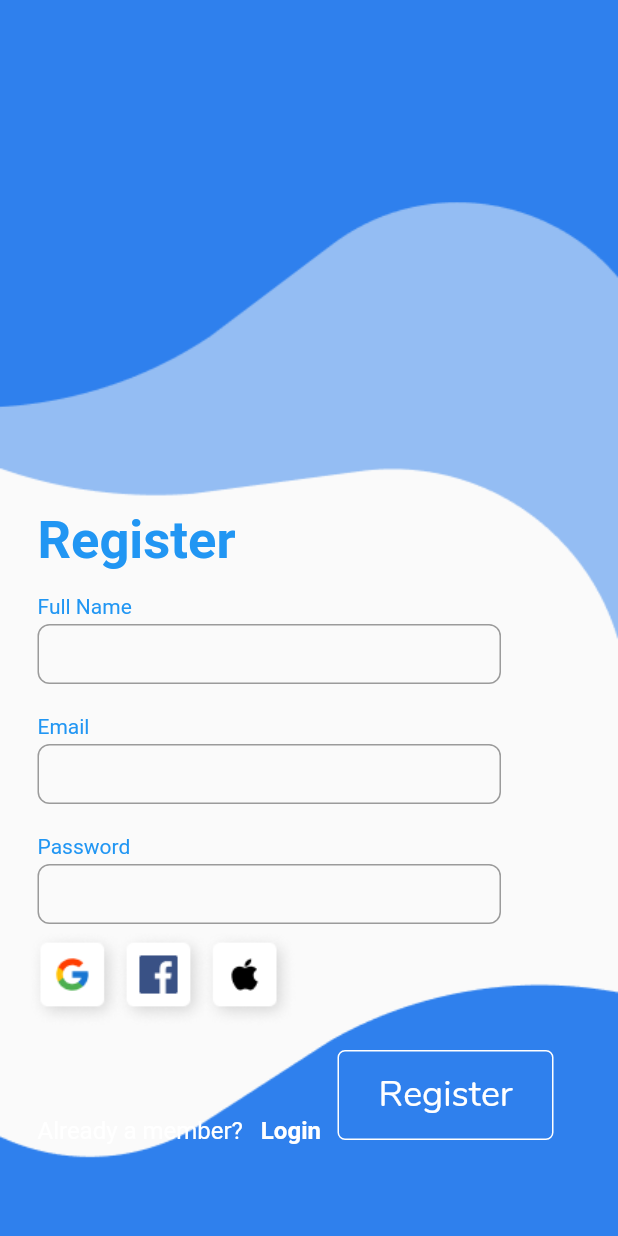
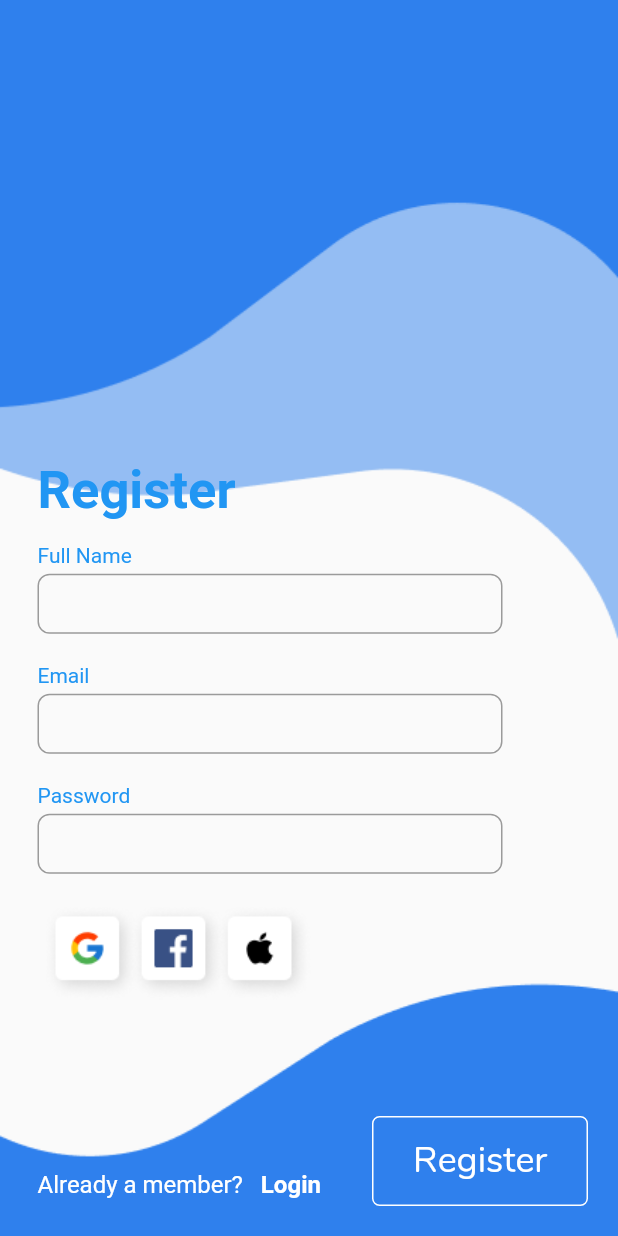
Before and after one commit to habibftw/Login-UI-using-flutter, a Flutter app: the LoginScreen screen opened by its route, after a tap on "Register", on a phone screen of 412 x 824 dp. Run offline on Flutter 3.47's test engine with Material 2 defaults, Android fonts, the phone set to English and light mode, and no system bars.

Commit message:
changed alignment for any screen

```diff
--- a/lib/home_screen.dart
+++ b/lib/home_screen.dart
@@ -11,11 +11,11 @@ class HomeScreen extends StatelessWidget {
           decoration: BoxDecoration(
               image: DecorationImage(
                   image: AssetImage("lib/images/background.png"),
-                  fit: BoxFit.cover)),
+                  fit: BoxFit.fill)),
         ),
         Container(
-          alignment: Alignment.topLeft,
-          margin: EdgeInsets.only(left: 50, top: 412),
+          alignment: Alignment.centerLeft,
+          margin: EdgeInsets.only(left: 50,top: 200),
           child: Image.asset(
             'lib/images/logo.png',
             height: 187,
@@ -23,8 +23,8 @@ class HomeScreen extends StatelessWidget {
           ),
         ),
         Container(
-            alignment: Alignment.topLeft,
-            margin: EdgeInsets.only(left: 225, top: 700, bottom: 10),
+            alignment: Alignment.bottomRight,
+            margin: EdgeInsets.only(right: 20,bottom: 20),
             child: SizedBox(
               width: 144,
               height: 60,
--- a/lib/login_screen.dart
+++ b/lib/login_screen.dart
@@ -11,11 +11,11 @@ class LoginScreen extends StatelessWidget {
           decoration: BoxDecoration(
               image: DecorationImage(
                   image: AssetImage("lib/images/background.png"),
-                  fit: BoxFit.cover)),
+                  fit: BoxFit.fill)),
         ),
         Container(
-            alignment: Alignment.topLeft,
-            margin: EdgeInsets.only(top: 730, left: 25),
+            alignment: Alignment.bottomLeft,
+            margin: EdgeInsets.only(bottom: 10, left: 25),
             child: Row(
               //mainAxisAlignment: MainAxisAlignment.start,
               //crossAxisAlignment: CrossAxisAlignment.start,
@@ -44,8 +44,8 @@ class LoginScreen extends StatelessWidget {
               ],
             )),
         Container(
-            alignment: Alignment.topLeft,
-            margin: EdgeInsets.only(left: 225, top: 700, bottom: 10),
+            alignment: Alignment.bottomRight,
+            margin: EdgeInsets.only(right: 20, bottom: 20),
             child: SizedBox(
               width: 144,
               height: 60,
@@ -68,11 +68,13 @@ class LoginScreen extends StatelessWidget {
               ),
             )),
         Container(
-          alignment: Alignment.topLeft,
-          margin: EdgeInsets.only(left: 25, top: 370),
+          alignment: Alignment.centerLeft,
+          margin: EdgeInsets.only(left: 25,right: 77,),
           child: Column(
-            crossAxisAlignment: CrossAxisAlignment.start,
+            mainAxisAlignment: MainAxisAlignment.center,
+            crossAxisAlignment: CrossAxisAlignment.stretch,
             children: [
+              Padding(padding: EdgeInsets.only(top: 150),),
               Text(
                 'Login',
                 style: TextStyle(
@@ -89,7 +91,6 @@ class LoginScreen extends StatelessWidget {
                 padding: EdgeInsets.all(2.0),
               ),
               Container(
-                  width: 309,
                   height: 40,
                   child: TextField(
                     decoration: new InputDecoration(
@@ -112,7 +113,6 @@ class LoginScreen extends StatelessWidget {
                 padding: EdgeInsets.all(2.0),
               ),
               Container(
-                  width: 309,
                   height: 40,
                   child: TextField(
                     decoration: new InputDecoration(
@@ -125,26 +125,30 @@ class LoginScreen extends StatelessWidget {
                         hintStyle: new TextStyle(color: Colors.grey),
                         fillColor: Colors.white),
                   )),
-            ],
-          ),
-        ),
+              Padding(padding: EdgeInsets.only(bottom: 10),),
               Container(
-          alignment: Alignment.topLeft,
-          margin: EdgeInsets.only(left: 217, top: 600),
+                alignment: Alignment.centerRight,
+                margin: EdgeInsets.only(right: 0, top: 13),
                 child: Text(
                   'Forgot Password?',
                   style: TextStyle(color: Colors.blue, fontSize: 14),
                 ),
               ),
               Container(
-          alignment: Alignment.topLeft,
-          margin: EdgeInsets.only(left: 15, top: 600),
+                alignment: Alignment.bottomLeft,
+                margin: EdgeInsets.only(top: 20),
                 child: Image.asset(
                   'lib/images/Auth.png',
                   height: 65,
                   width: 187,
                 ),
+              )
+            ],
           ),
+        ),
+        //Padding(padding: EdgeInsets.only(bottom: 10),),
+
+
       ],
     ));
   }
--- a/lib/registration_screen.dart
+++ b/lib/registration_screen.dart
@@ -11,11 +11,11 @@ class RegistrationScreen extends StatelessWidget {
         decoration: BoxDecoration(
         image: DecorationImage(
             image: AssetImage("lib/images/background.png"),
-        fit: BoxFit.cover)),
+        fit: BoxFit.fill)),
     ),
               Container(
-                  alignment: Alignment.topLeft,
-                  margin: EdgeInsets.only(top: 730, left: 25),
+                  alignment: Alignment.bottomLeft,
+                  margin: EdgeInsets.only(bottom: 10, left: 25),
                   child: Row(
 
                     //crossAxisAlignment: CrossAxisAlignment.start,
@@ -29,7 +29,7 @@ class RegistrationScreen extends StatelessWidget {
                       ),
                       TextButton(
                           onPressed: () {
-                            Navigator.pop(context);
+                            Navigator.pushNamed(context,'/login');
                           },
                           style: TextButton.styleFrom(padding: EdgeInsets.zero),
                           child: Text(
@@ -43,8 +43,8 @@ class RegistrationScreen extends StatelessWidget {
                     ],
                   )),
               Container(
-                  alignment: Alignment.topLeft,
-                  margin: EdgeInsets.only(left: 225, top: 700, bottom: 10),
+                  alignment: Alignment.bottomRight,
+                  margin: EdgeInsets.only(right: 20, bottom: 20),
                   child: SizedBox(
                     width: 144,
                     height: 60,
@@ -67,11 +67,13 @@ class RegistrationScreen extends StatelessWidget {
                     ),
                   )),
               Container(
-                alignment: Alignment.topLeft,
-                margin: EdgeInsets.only(left: 25, top: 340),
+                alignment: Alignment.centerLeft,
+                margin: EdgeInsets.only(left: 25, right: 77),
                 child: Column(
-                  crossAxisAlignment: CrossAxisAlignment.start,
+                  crossAxisAlignment: CrossAxisAlignment.stretch,
+                  mainAxisAlignment: MainAxisAlignment.center,
                   children: [
+                    Padding(padding: EdgeInsets.only(top: 150)),
                     Text(
                       'Register',
                       style: TextStyle(
@@ -88,7 +90,6 @@ class RegistrationScreen extends StatelessWidget {
                       padding: EdgeInsets.all(2.0),
                     ),
                     Container(
-                        width: 309,
                         height: 40,
                         child: TextField(
                           decoration: new InputDecoration(
@@ -111,7 +112,6 @@ class RegistrationScreen extends StatelessWidget {
                       padding: EdgeInsets.all(2.0),
                     ),
                     Container(
-                        width: 309,
                         height: 40,
                         child: TextField(
                           decoration: new InputDecoration(
@@ -134,7 +134,6 @@ class RegistrationScreen extends StatelessWidget {
                       padding: EdgeInsets.all(2.0),
                     ),
                     Container(
-                        width: 309,
                         height: 40,
                         child: TextField(
                           decoration: new InputDecoration(
@@ -147,19 +146,20 @@ class RegistrationScreen extends StatelessWidget {
                               hintStyle: new TextStyle(color: Colors.grey),
                               fillColor: Colors.white),
                         )),
+                    Container(
+                      alignment: Alignment.bottomLeft,
+                      margin: EdgeInsets.only(top: 20),
+                      child: Image.asset(
+                        'lib/images/Auth.png',
+                        height: 65,
+                        width: 187,
+                      ),
+                    )
                   ],
                 ),
               ),
 
-              Container(
-                alignment: Alignment.topLeft,
-                margin: EdgeInsets.only(left: 15, top: 620),
-                child: Image.asset(
-                  'lib/images/Auth.png',
-                  height: 65,
-                  width: 187,
-                ),
-              ),
+
     ]
     )
     );
```
Lines whose indentation alone changed are shown as unchanged.
